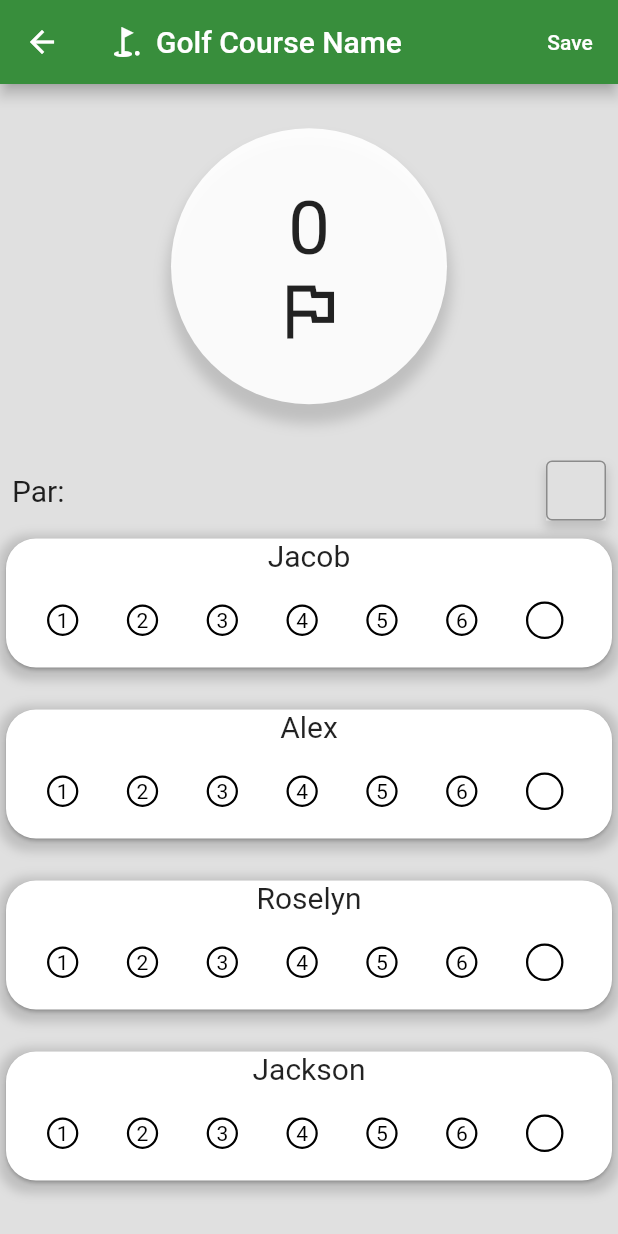
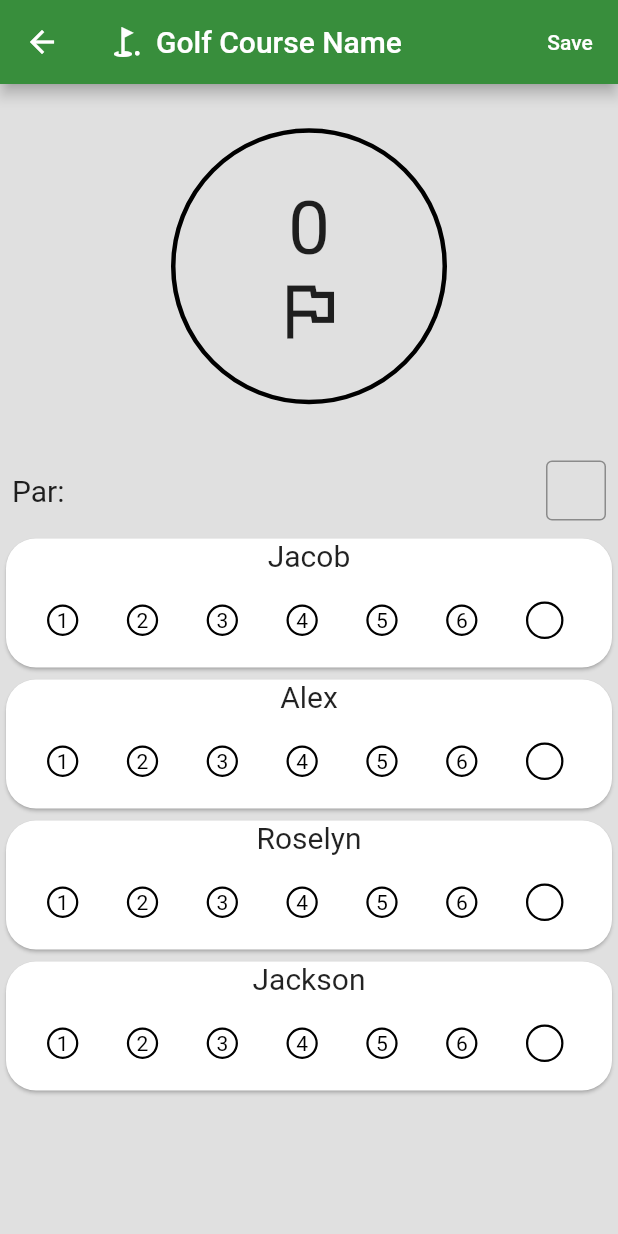
Before and after one commit to jchand99/PuttPuttApp, a Flutter app: the HolePage screen opened directly with empty values, on a phone screen of 412 x 824 dp. Run offline on Flutter 3.47's test engine with Material 2 defaults, Android fonts, the phone set to English and light mode, and no system bars; our stand-ins replace email_validator, firebase_auth, firebase_core; missing offline and left inert: keyboard_visibility; accounts and stored records are empty.

Commit message:
Revert "Merge branch 'ui-fixes-holes-page' into dev"
This reverts commit 4e781d8e8b7f7efd1b2692f6a31c4022745f5936, reversing
changes made to a37b76b09d5d49057c258133efcbf919f2305248.

fixing merge issues

```diff
--- a/lib/pages/hole.dart
+++ b/lib/pages/hole.dart
@@ -58,17 +58,8 @@ class _HolePageState extends State<HolePage> {
           Container(
             padding: const EdgeInsets.all(64.0),
             decoration: BoxDecoration(
-                color: Colors.white.withOpacity(.92),
                 shape: BoxShape.circle,
-                border: Border.all(color: Colors.transparent, width: 3),
-                boxShadow: [
-                  BoxShadow(
-                    color: Colors.grey.withOpacity(0.5),
-                    spreadRadius: 3,
-                    blurRadius: 7,
-                    offset: Offset(0, 10),
-                  )
-                ]),
+                border: Border.all(color: Colors.black, width: 3)),
             child: Column(
               children: [
                 Text('${widget._holeNumber}', style: TextStyle(fontSize: 50)),
@@ -83,15 +74,6 @@ class _HolePageState extends State<HolePage> {
               children: [
                 Text('Par: ', style: TextStyle(fontSize: 20)),
                 Container(
-                  decoration:
-                      BoxDecoration(color: Colors.grey[300], boxShadow: [
-                    BoxShadow(
-                      color: Colors.grey.withOpacity(.5),
-                      spreadRadius: 1,
-                      blurRadius: 5,
-                      offset: Offset(0, 5),
-                    )
-                  ]),
                   width: 40,
                   height: 40,
                   child: TextField(
--- a/lib/widgets/hole_score_widget.dart
+++ b/lib/widgets/hole_score_widget.dart
@@ -23,27 +23,14 @@ class _HoleScoreState extends State<HoleScore> {
   Widget build(BuildContext context) {
     return Container(
       // height: 80,
-      child: Container(
-        margin: EdgeInsets.only(bottom: 20.0),
-        decoration: BoxDecoration(
-            color: Colors.transparent,
-            borderRadius: BorderRadius.all(Radius.circular(20)),
-            boxShadow: [
-              BoxShadow(
-                  color: Colors.grey.withOpacity(.5),
-                  spreadRadius: 1,
-                  blurRadius: 5,
-                  offset: Offset(0, 3))
-            ]),
       child: Card(
-          color: Colors.white,
         shape:
             RoundedRectangleBorder(borderRadius: BorderRadius.circular(20.0)),
         child: Column(
           children: [
             Text(widget._player.data, style: TextStyle(fontSize: 20)),
             Container(
-                  //margin: EdgeInsets.only(bottom: 50.0),
+                //margin: EdgeInsets.only(bottom: 10.0, left: 5),
                 child: Row(
               mainAxisAlignment: MainAxisAlignment.spaceEvenly,
               children: [
@@ -202,7 +189,6 @@ class _HoleScoreState extends State<HoleScore> {
           ],
         ),
       ),
-      ),
     );
   }
 }
```
Also changed, not shown: pubspec.lock. Lines whose indentation alone changed are shown as unchanged.
